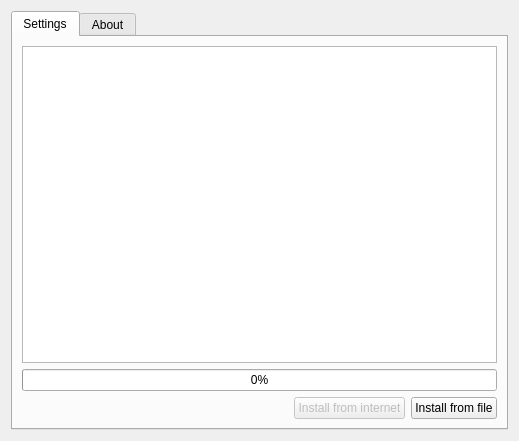
Above: ui/settings.ui from euroelessar/qutim before the change. Below: the same form after it.
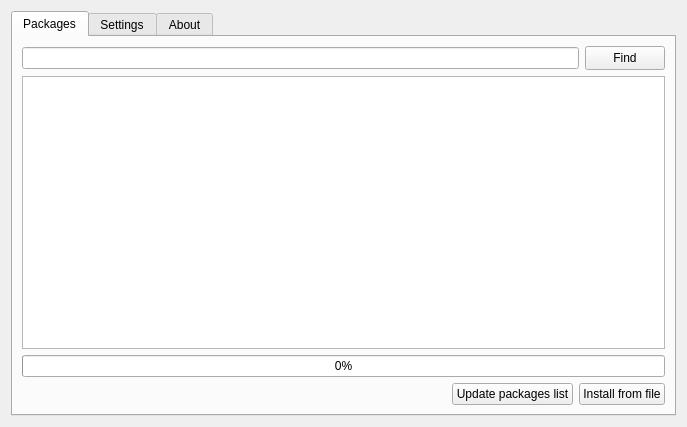
That is the form after the change. Icons and pictures are not drawn.

What changed in the file:
```diff
--- a/ui/settings.ui
+++ b/ui/settings.ui
@@ -6,25 +6,37 @@
    <rect>
     <x>0</x>
     <y>0</y>
-    <width>519</width>
-    <height>441</height>
+    <width>687</width>
+    <height>427</height>
    </rect>
   </property>
+  <property name="minimumSize">
+   <size>
+    <width>0</width>
+    <height>0</height>
+   </size>
+  </property>
   <property name="windowTitle">
    <string>Form</string>
   </property>
   <layout class="QGridLayout" name="gridLayout">
-   <item row="0" column="0">
+   <item row="0" column="1">
     <widget class="QTabWidget" name="tabWidget">
+     <property name="minimumSize">
+      <size>
+       <width>0</width>
+       <height>0</height>
+      </size>
+     </property>
      <property name="currentIndex">
       <number>0</number>
      </property>
-     <widget class="QWidget" name="SettingsTab">
+     <widget class="QWidget" name="PackagesTab">
       <attribute name="title">
-       <string>Settings</string>
+       <string>Packages</string>
       </attribute>
       <layout class="QGridLayout" name="gridLayout_3">
-       <item row="3" column="0">
+       <item row="7" column="0">
         <spacer name="horizontalSpacer">
          <property name="orientation">
           <enum>Qt::Horizontal</enum>
@@ -37,13 +49,13 @@
          </property>
         </spacer>
        </item>
-       <item row="3" column="1">
+       <item row="7" column="1">
         <widget class="QPushButton" name="pushButton">
          <property name="enabled">
-          <bool>false</bool>
+          <bool>true</bool>
          </property>
          <property name="text">
-          <string>Install from internet</string>
+          <string>Update packages list</string>
          </property>
          <property name="icon">
           <iconset resource="../icons.qrc">
@@ -51,7 +63,7 @@
          </property>
         </widget>
        </item>
-       <item row="3" column="2">
+       <item row="7" column="2">
         <widget class="QPushButton" name="installfromfileBtn">
          <property name="text">
           <string>Install from file</string>
@@ -62,15 +74,98 @@
          </property>
         </widget>
        </item>
-       <item row="2" column="0" colspan="3">
+       <item row="6" column="0" colspan="3">
         <widget class="QProgressBar" name="progressBar">
          <property name="value">
           <number>0</number>
          </property>
         </widget>
        </item>
-       <item row="1" column="0" colspan="3">
+       <item row="5" column="0" colspan="3">
         <widget class="QTreeView" name="treeView"/>
+       </item>
+       <item row="0" column="0" rowspan="2" colspan="3">
+        <layout class="QHBoxLayout" name="horizontalLayout">
+         <item>
+          <widget class="QLineEdit" name="lineEdit"/>
+         </item>
+         <item>
+          <widget class="QPushButton" name="pushButton_2">
+           <property name="minimumSize">
+            <size>
+             <width>0</width>
+             <height>24</height>
+            </size>
+           </property>
+           <property name="maximumSize">
+            <size>
+             <width>960</width>
+             <height>24</height>
+            </size>
+           </property>
+           <property name="baseSize">
+            <size>
+             <width>24</width>
+             <height>64</height>
+            </size>
+           </property>
+           <property name="text">
+            <string>Find</string>
+           </property>
+           <property name="icon">
+            <iconset resource="../icons.qrc">
+             <normaloff>:/icons/find.png</normaloff>:/icons/find.png</iconset>
+           </property>
+           <property name="default">
+            <bool>false</bool>
+           </property>
+           <property name="flat">
+            <bool>false</bool>
+           </property>
+          </widget>
+         </item>
+        </layout>
+       </item>
+      </layout>
+     </widget>
+     <widget class="QWidget" name="SettingsTab">
+      <attribute name="title">
+       <string>Settings</string>
+      </attribute>
+      <layout class="QGridLayout" name="gridLayout_4">
+       <item row="0" column="0">
+        <widget class="QCheckBox" name="checkBox">
+         <property name="text">
+          <string>Collision protect</string>
+         </property>
+        </widget>
+       </item>
+       <item row="3" column="0">
+        <widget class="QDialogButtonBox" name="buttonBox">
+         <property name="standardButtons">
+          <set>QDialogButtonBox::Cancel|QDialogButtonBox::Ok</set>
+         </property>
+        </widget>
+       </item>
+       <item row="2" column="0">
+        <spacer name="verticalSpacer">
+         <property name="orientation">
+          <enum>Qt::Vertical</enum>
+         </property>
+         <property name="sizeHint" stdset="0">
+          <size>
+           <width>20</width>
+           <height>40</height>
+          </size>
+         </property>
+        </spacer>
+       </item>
+       <item row="1" column="0">
+        <widget class="QLabel" name="label">
+         <property name="text">
+          <string>Not yet implemented</string>
+         </property>
+        </widget>
        </item>
       </layout>
      </widget>
```
